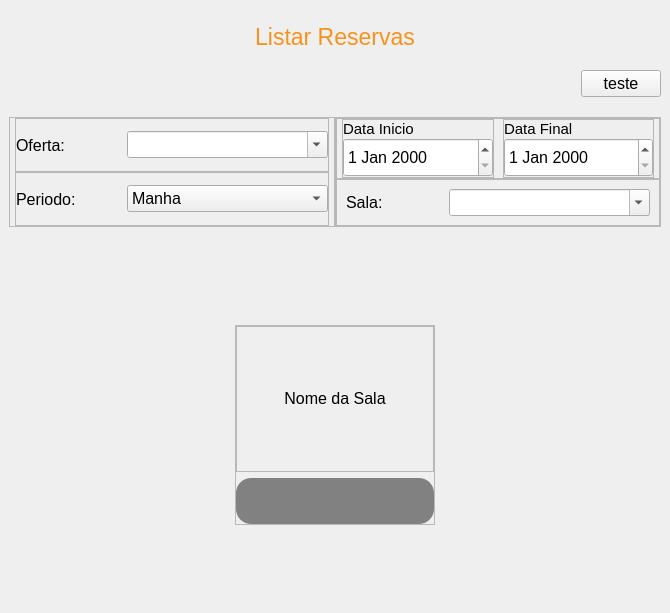
This is App/view/ui/pesquisa.ui in Senac-SOR-ADS/Mapa-de-Sala as Qt 5 draws it before an edit. The edited form follows.
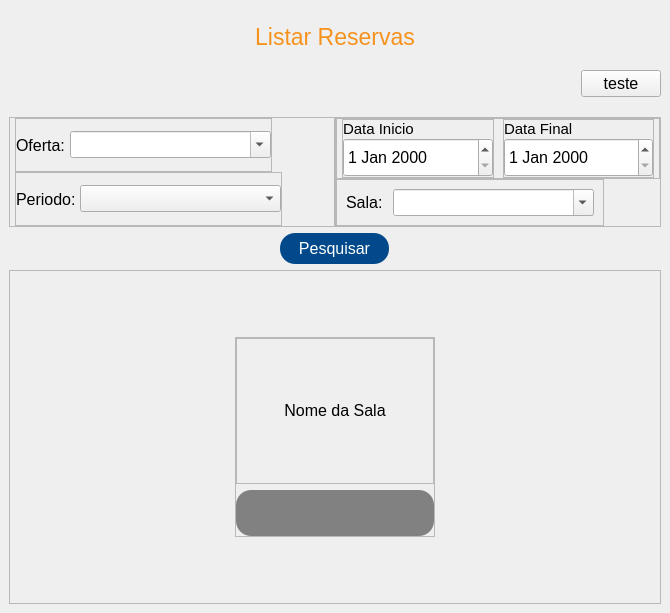
This is the edited form. Icons and pictures are not drawn.

Commit message: comitando pra ir embora :)

Patch:
```diff
--- a/App/view/ui/pesquisa.ui
+++ b/App/view/ui/pesquisa.ui
@@ -39,7 +39,20 @@
 
 #btnExcluir:hover {
 	background-color: red;
-}</string>
+}
+
+#btnPesquisar {
+	color: #fff;
+	background-color: #01498a;
+	border-radius: 15px;
+	border: none;
+}
+
+#btnPesquisar:hover {
+	color: #fff;
+	background-color: #f6921e;
+}
+</string>
   </property>
   <layout class="QVBoxLayout" name="verticalLayout">
    <property name="spacing">
@@ -154,7 +167,7 @@
                 <property name="bottomMargin">
                  <number>0</number>
                 </property>
-                <item>
+                <item alignment="Qt::AlignLeft">
                  <widget class="QFrame" name="frame">
                   <property name="minimumSize">
                    <size>
@@ -212,12 +225,17 @@
                      <property name="editable">
                       <bool>true</bool>
                      </property>
-                    </widget>
-                   </item>
-                  </layout>
-                 </widget>
-                </item>
                 <item>
+                      <property name="text">
+                       <string/>
+                      </property>
+                     </item>
+                    </widget>
+                   </item>
+                  </layout>
+                 </widget>
+                </item>
+                <item alignment="Qt::AlignLeft">
                  <widget class="QFrame" name="frame_2">
                   <property name="minimumSize">
                    <size>
@@ -272,6 +290,11 @@
                        <pointsize>12</pointsize>
                       </font>
                      </property>
+                     <item>
+                      <property name="text">
+                       <string/>
+                      </property>
+                     </item>
                      <item>
                       <property name="text">
                        <string>Manha</string>
@@ -459,7 +482,7 @@
                   </layout>
                  </widget>
                 </item>
-                <item>
+                <item alignment="Qt::AlignLeft">
                  <widget class="QFrame" name="frame_4">
                   <property name="minimumSize">
                    <size>
@@ -505,6 +528,11 @@
                      <property name="editable">
                       <bool>true</bool>
                      </property>
+                     <item>
+                      <property name="text">
+                       <string/>
+                      </property>
+                     </item>
                     </widget>
                    </item>
                   </layout>
@@ -516,16 +544,46 @@
             </layout>
            </widget>
           </item>
+         </layout>
+        </widget>
+       </item>
+       <item alignment="Qt::AlignHCenter">
+        <widget class="QPushButton" name="btnPesquisar">
+         <property name="minimumSize">
+          <size>
+           <width>109</width>
+           <height>31</height>
+          </size>
+         </property>
+         <property name="font">
+          <font>
+           <pointsize>12</pointsize>
+          </font>
+         </property>
+         <property name="cursor">
+          <cursorShape>PointingHandCursor</cursorShape>
+         </property>
+         <property name="text">
+          <string>Pesquisar</string>
+         </property>
+        </widget>
+       </item>
           <item>
-           <widget class="QWidget" name="gridContainer" native="true">
-            <property name="sizePolicy">
-             <sizepolicy hsizetype="Expanding" vsizetype="Expanding">
-              <horstretch>0</horstretch>
-              <verstretch>0</verstretch>
-             </sizepolicy>
+        <widget class="QScrollArea" name="gridContainer">
+         <property name="widgetResizable">
+          <bool>true</bool>
+         </property>
+         <widget class="QWidget" name="scrollAreaWidgetContents">
+          <property name="geometry">
+           <rect>
+            <x>0</x>
+            <y>0</y>
+            <width>650</width>
+            <height>332</height>
+           </rect>
             </property>
             <layout class="QGridLayout" name="gridLayout">
-             <item row="0" column="1">
+           <item row="0" column="0">
               <widget class="QFrame" name="conteudo">
                <property name="maximumSize">
                 <size>
@@ -675,8 +733,6 @@
              </item>
             </layout>
            </widget>
-          </item>
-         </layout>
         </widget>
        </item>
       </layout>
```
Lines whose indentation alone changed are shown as unchanged.
